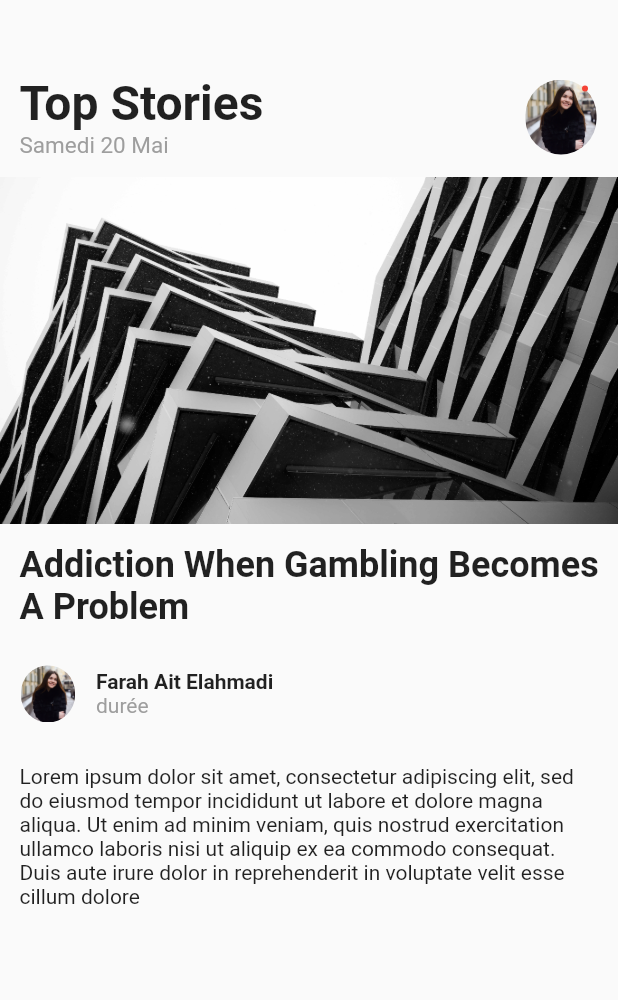
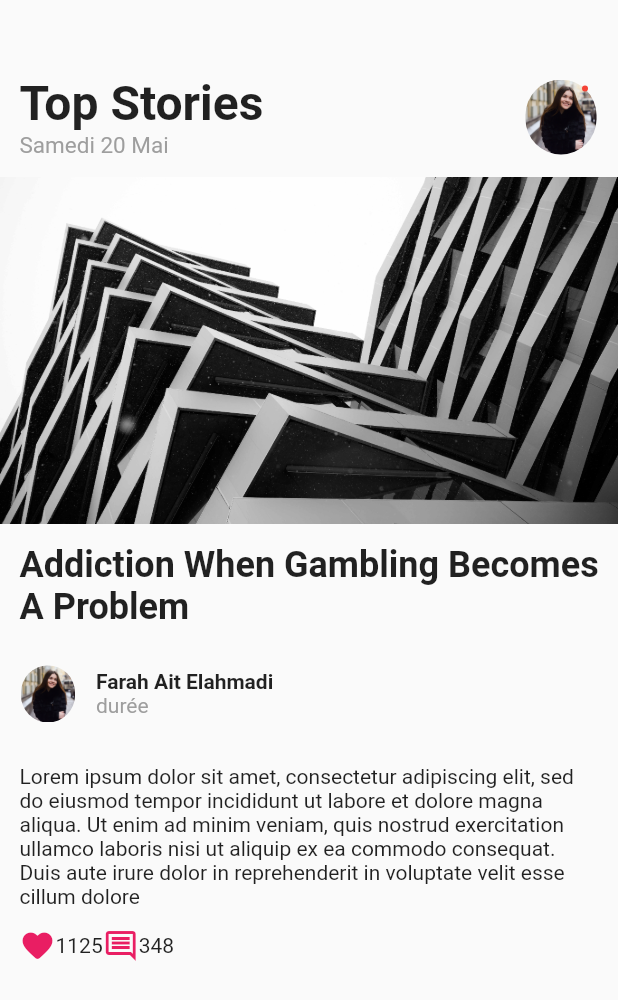
Before and after one commit to Ray0Emma/flutter_ui, a Flutter app: the screen it shows after launch, on a phone screen of 412 x 824 dp. Shown: the top 1000 px of the screen. Run offline on Flutter 3.47's test engine with Material 2 defaults, Android fonts, the phone set to English and light mode, and no system bars.

Commit message:
feat: added icons

```diff
--- a/lib/main.dart
+++ b/lib/main.dart
@@ -152,6 +152,27 @@ class _MyHomePageState extends State<MyHomePage> {
               children: [
                 Text(
                     "Lorem ipsum dolor sit amet, consectetur adipiscing elit, sed do eiusmod tempor incididunt ut labore et dolore magna aliqua. Ut enim ad minim veniam, quis nostrud exercitation ullamco laboris nisi ut aliquip ex ea commodo consequat. Duis aute irure dolor in reprehenderit in voluptate velit esse cillum dolore"),
+                SizedBox(
+                  height: 13,
+                ),
+                Row(
+                  mainAxisAlignment: MainAxisAlignment.start,
+                  children: const <Widget>[
+                    Icon(
+                      Icons.favorite_rounded,
+                      color: Colors.pink,
+                      size: 24.0,
+                      semanticLabel: 'Pink Heart Icon',
+                    ),
+                    Text('1125'),
+                    Icon(
+                      Icons.comment_outlined,
+                      color: Colors.pink,
+                      size: 24.0,
+                    ),
+                    Text('348'),
+                  ],
+                )
               ],
             ),
           ),
```
